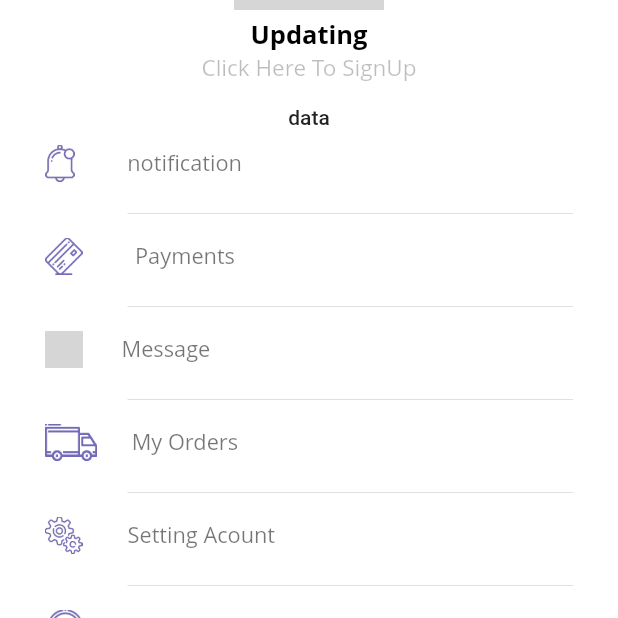
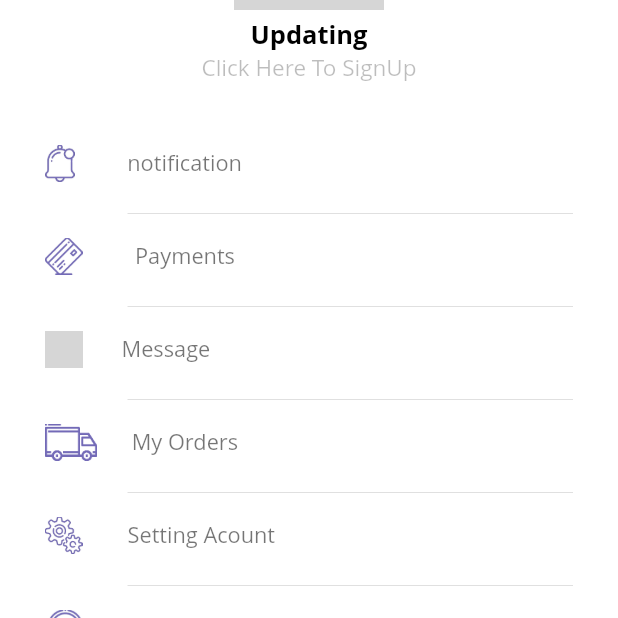
Before and after one commit to codingstark-dev/flutter-eCommerce, a Flutter app: the screen it shows once a user with an empty profile is signed in, item 4 of the bottom bar chosen, on a phone screen of 412 x 824 dp, the part 418-1036 px from its top. Run offline on Flutter 3.47's test engine with Material 2 defaults, Android fonts, the phone set to English and light mode, and no system bars; our stand-ins replace cloud_firestore, firebase_auth, flutter_rating, flutter_slidable, fluttertoast, google_sign_in and 2 more; missing offline and left inert: flutter_facebook_login; accounts and stored records are empty; network calls fail; statements that could not run were skipped; grey boxes are pictures that could not be loaded.

Commit message:
flatbutton removed

```diff
--- a/lib/UI/AcountUIComponent/Profile.dart
+++ b/lib/UI/AcountUIComponent/Profile.dart
@@ -122,11 +122,11 @@ class _profilState extends State<profil> {
                   ),
                 ),
               ),
-              FlatButton(
-                child: Text("data"),
-                onPressed: () {
-                },
-              )
+              // FlatButton(
+              //   child: Text("data"),
+              //   onPressed: () {
+              //   },
+              // )
             ],
           ),
           Container(),
```
